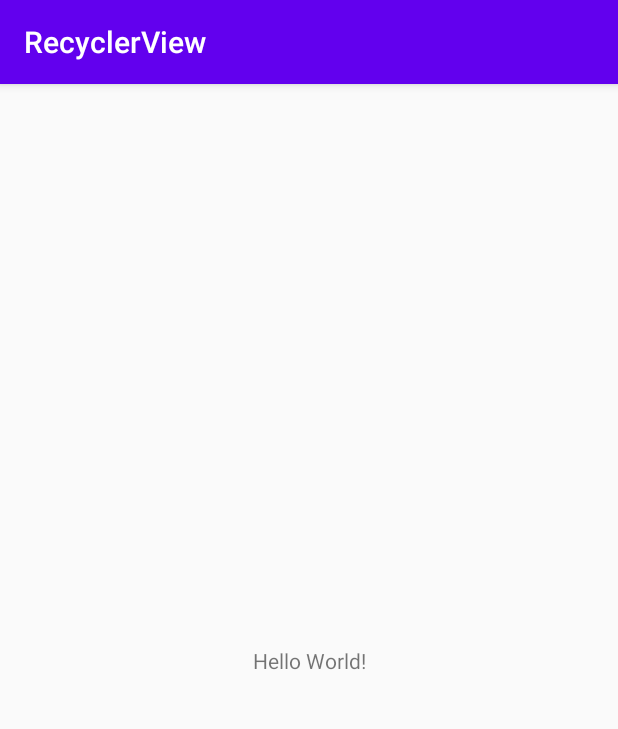
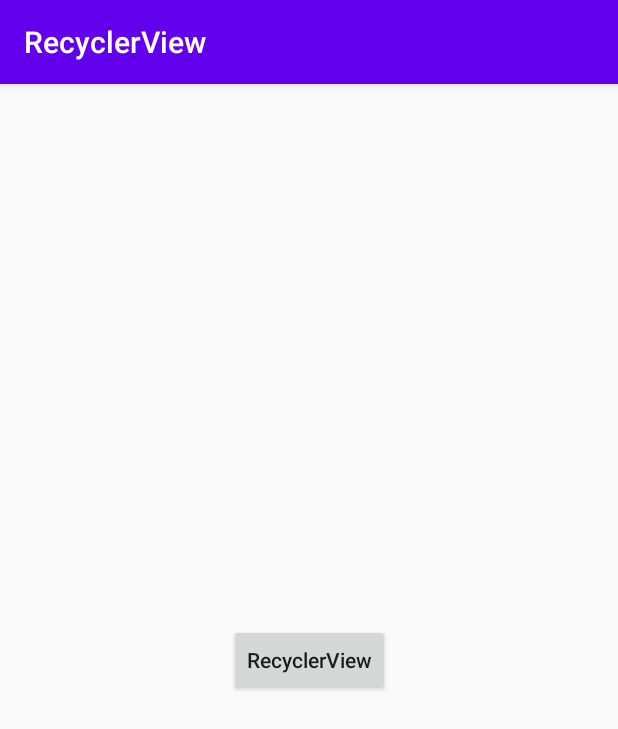
Before and after one commit to iiiuuu/ThreadTest, an Android app: the screen it shows after launch (MainActivity), on a phone screen of 412 x 824 dp. Shown: the top 729 px of the screen. Run offline under Robolectric (Android 15) with nearby library versions, the phone set to English and light mode, and no system bars; our stand-ins replace ButterKnife.

```diff
--- a/app/build.gradle
+++ b/app/build.gradle
@@ -20,6 +20,10 @@ android {
             proguardFiles getDefaultProguardFile('proguard-android-optimize.txt'), 'proguard-rules.pro'
         }
     }
+    compileOptions {
+        sourceCompatibility JavaVersion.VERSION_1_8
+        targetCompatibility JavaVersion.VERSION_1_8
+    }
 }
 
 dependencies {
@@ -29,5 +33,7 @@ dependencies {
     testImplementation 'junit:junit:4.12'
     androidTestImplementation 'androidx.test.ext:junit:1.1.1'
     androidTestImplementation 'androidx.test.espresso:espresso-core:3.2.0'
+    implementation 'com.jakewharton:butterknife:10.2.1'
+    annotationProcessor 'com.jakewharton:butterknife-compiler:10.2.1'
 
 }
--- a/app/src/main/AndroidManifest.xml
+++ b/app/src/main/AndroidManifest.xml
@@ -9,6 +9,7 @@
         android:roundIcon="@mipmap/ic_launcher_round"
         android:supportsRtl="true"
         android:theme="@style/AppTheme">
+        <activity android:name=".ListActivity"></activity>
         <activity android:name=".MainActivity">
             <intent-filter>
                 <action android:name="android.intent.action.MAIN" />
--- a/app/src/main/java/com/example/recyclerview/MainActivity.java
+++ b/app/src/main/java/com/example/recyclerview/MainActivity.java
@@ -1,14 +1,25 @@
 package com.example.recyclerview;
+
+import android.content.Intent;
+import android.os.Bundle;
 
 import androidx.appcompat.app.AppCompatActivity;
 
-import android.os.Bundle;
+import butterknife.ButterKnife;
+import butterknife.OnClick;
 
 public class MainActivity extends AppCompatActivity {
+
+    @OnClick(R.id.recycler_view_btn)
+    void onClick() {
+        Intent intent = new Intent(this, ListActivity.class);
+        startActivity(intent);
+    }
 
     @Override
     protected void onCreate(Bundle savedInstanceState) {
         super.onCreate(savedInstanceState);
         setContentView(R.layout.activity_main);
+        ButterKnife.bind(this);
     }
 }
--- a/app/src/main/res/layout/activity_main.xml
+++ b/app/src/main/res/layout/activity_main.xml
@@ -6,10 +6,12 @@
     android:layout_height="match_parent"
     tools:context=".MainActivity">
 
-    <TextView
+    <Button
+        android:id="@+id/recycler_view_btn"
         android:layout_width="wrap_content"
         android:layout_height="wrap_content"
-        android:text="Hello World!"
+        android:text="RecyclerView"
+        android:textAllCaps="false"
         app:layout_constraintBottom_toBottomOf="parent"
         app:layout_constraintLeft_toLeftOf="parent"
         app:layout_constraintRight_toRightOf="parent"
```
Also changed, not shown: app/src/main/java/com/example/recyclerview/ListActivity.java (added, +14 -0 lines), app/src/main/res/layout/activity_list.xml (added, +9 -0 lines).
